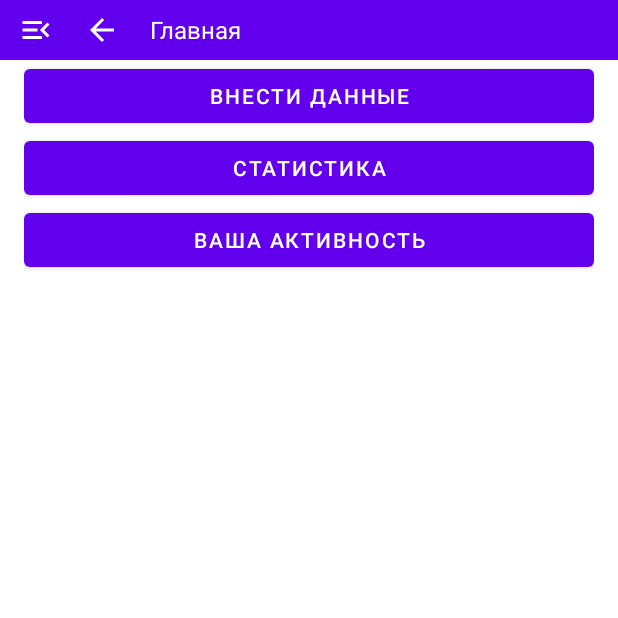
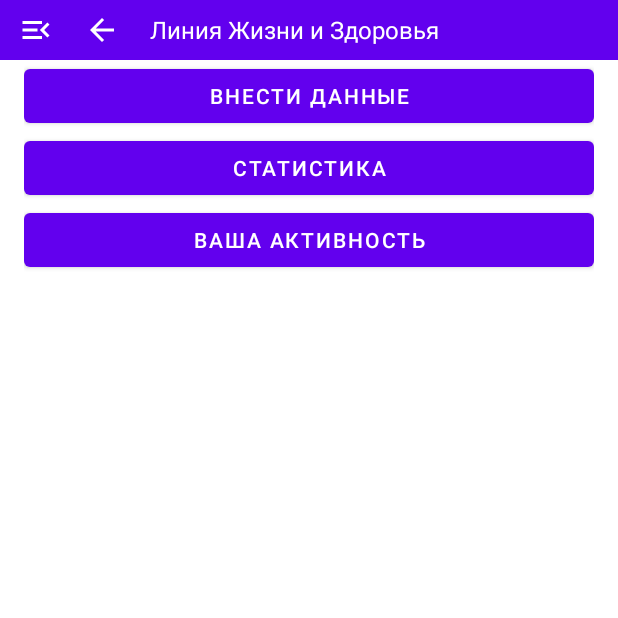
Before and after one commit to soQold/Lifeline, an Android app: the DefaultActivity screen opened directly, with no data from a screen before it, on a phone screen of 412 x 824 dp, the top half of it. Run offline under Robolectric (Android 15) with nearby library versions, the phone set to English and light mode, and no system bars; our stand-ins replace Timber, data binding.

```diff
--- a/app/src/main/java/com/example/lifeline/presentation/ui/DefaultActivity.kt
+++ b/app/src/main/java/com/example/lifeline/presentation/ui/DefaultActivity.kt
@@ -15,7 +15,6 @@ class DefaultActivity : BaseActivity() {
 
     override fun onCreate(savedInstanceState: Bundle?) {
         super.onCreate(savedInstanceState)
-        defaultViewModel.title.postValue(getString(R.string.main_page))
         binding = DataBindingUtil.setContentView(this, R.layout.default_activity)
         binding.lifecycleOwner = this
         binding.model = defaultViewModel
--- a/app/src/main/java/com/example/lifeline/presentation/ui/diary/DiaryFragment.kt
+++ b/app/src/main/java/com/example/lifeline/presentation/ui/diary/DiaryFragment.kt
@@ -9,22 +9,35 @@ import androidx.navigation.Navigation
 import com.example.lifeline.R
 import com.example.lifeline.databinding.DiaryFragmentBinding
 import com.example.lifeline.presentation.BaseFragment
+import com.example.lifeline.presentation.ui.DefaultViewModel
+import org.koin.androidx.viewmodel.ext.android.sharedViewModel
 
 class DiaryFragment : BaseFragment() {
     private lateinit var binding: DiaryFragmentBinding
+    private val defaultViewModel: DefaultViewModel by sharedViewModel()
 
     override fun onCreateView(
         inflater: LayoutInflater,
         container: ViewGroup?,
         savedInstanceState: Bundle?
     ): View {
+        defaultViewModel.title.postValue(getString(R.string.app_name))
         binding = DataBindingUtil.inflate(inflater, R.layout.diary_fragment, container, false)
         binding.lifecycleOwner = viewLifecycleOwner
 
         binding.run {
-            btnFillData.setOnClickListener { Navigation.findNavController(it).navigate(R.id.action_diary_fragment_to_fill_fragment)}
-            btnStatistics.setOnClickListener { Navigation.findNavController(it).navigate(R.id.action_diary_fragment_to_statistics_fragment) }
-            btnUserActivity.setOnClickListener { Navigation.findNavController(it).navigate(R.id.action_diary_fragment_to_user_activity_fragment) }
+            btnFillData.setOnClickListener {
+                Navigation.findNavController(it)
+                    .navigate(R.id.action_diary_fragment_to_fill_fragment)
+            }
+            btnStatistics.setOnClickListener {
+                Navigation.findNavController(it)
+                    .navigate(R.id.action_diary_fragment_to_statistics_fragment)
+            }
+            btnUserActivity.setOnClickListener {
+                Navigation.findNavController(it)
+                    .navigate(R.id.action_diary_fragment_to_user_activity_fragment)
+            }
             return binding.root
         }
     }
```
